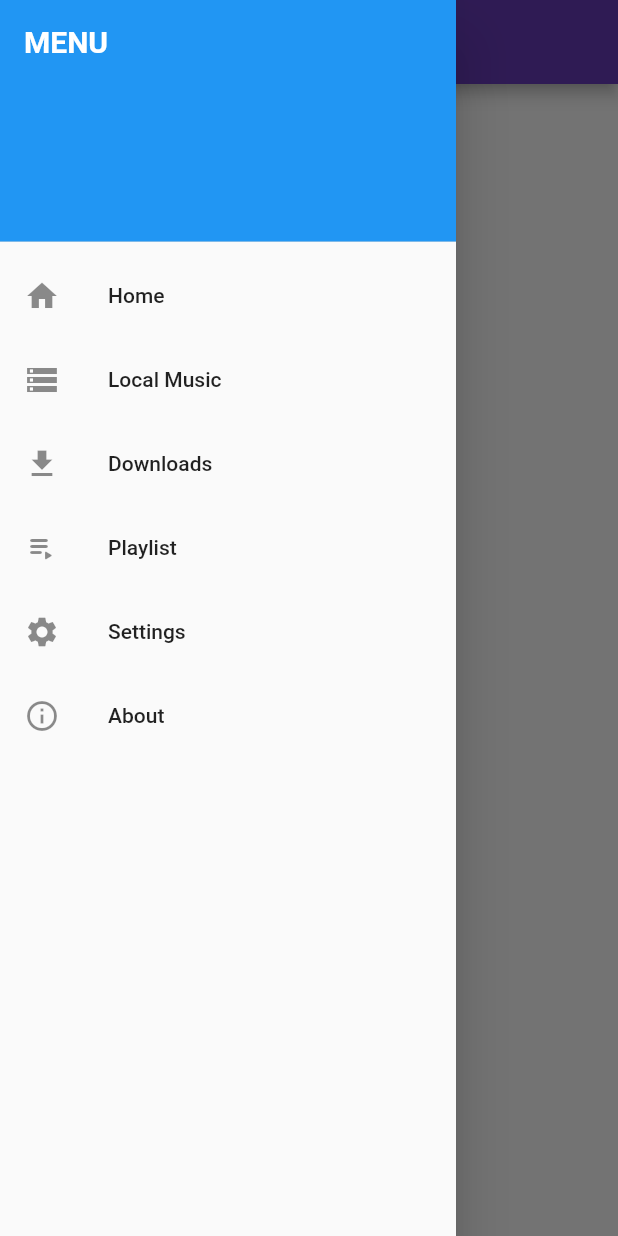
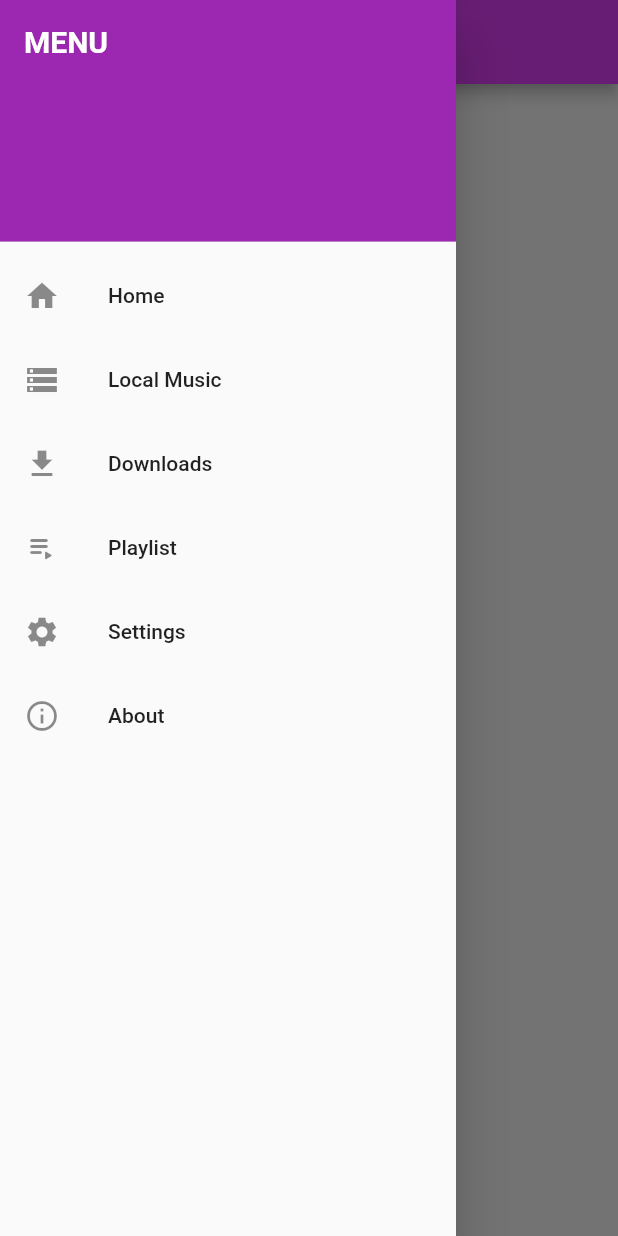
Before and after one commit to EncryptoCyphers/Rhythm, a Flutter app: the HomePage screen opened directly with empty values, with the side drawer open, on a phone screen of 412 x 824 dp. Run offline on Flutter 3.47's test engine with Material 2 defaults, Android fonts, the phone set to English and light mode, and no system bars; our stand-ins replace animated_splash_screen, on_audio_query, permission_handler, smooth_page_indicator.

Commit message:
Updated Menu & App Bar Colour

```diff
--- a/lib/drawerMenu.dart
+++ b/lib/drawerMenu.dart
@@ -12,7 +12,7 @@ class DrawerMenu extends StatelessWidget {
         children: [
           const DrawerHeader(
             decoration: BoxDecoration(
-              color: Colors.blue,
+              color: Colors.purple,
             ),
             child: Text('MENU',
                 style: TextStyle(
--- a/lib/home_page.dart
+++ b/lib/home_page.dart
@@ -12,7 +12,7 @@ class HomePage extends StatelessWidget {
   Widget build(BuildContext context) {
     return Scaffold(
       appBar: AppBar(
-        backgroundColor: Colors.deepPurple,
+        backgroundColor: Colors.purpleAccent,
         title: const Center(
           child: Text("RHYTHM"),
         ),
```
